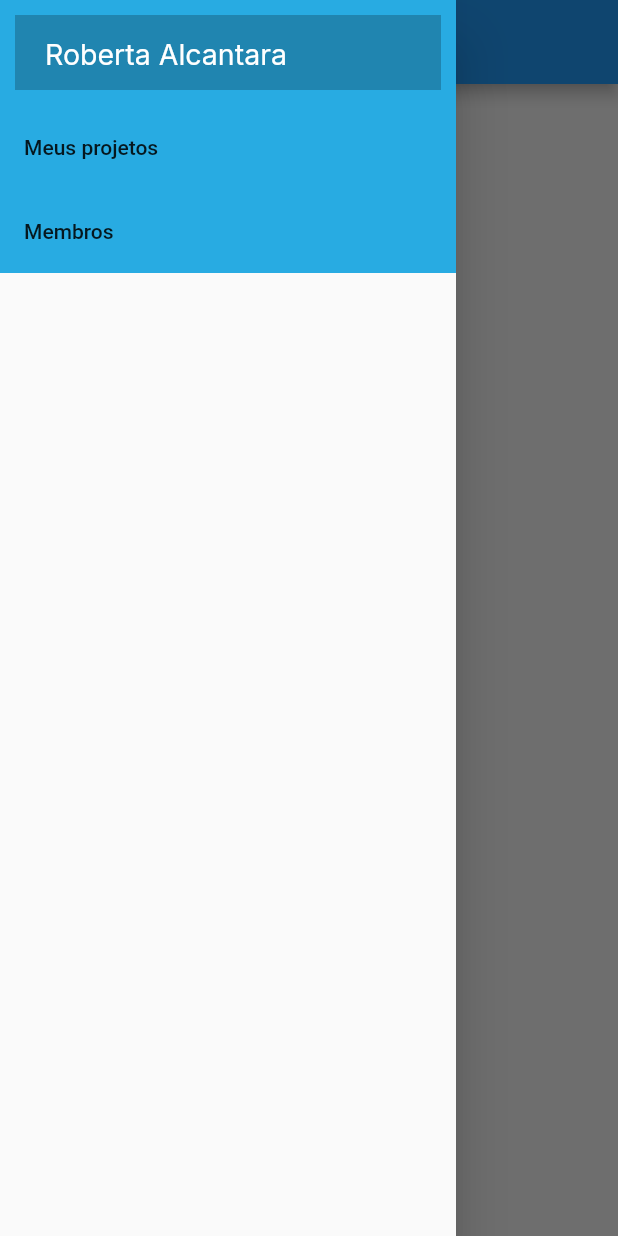
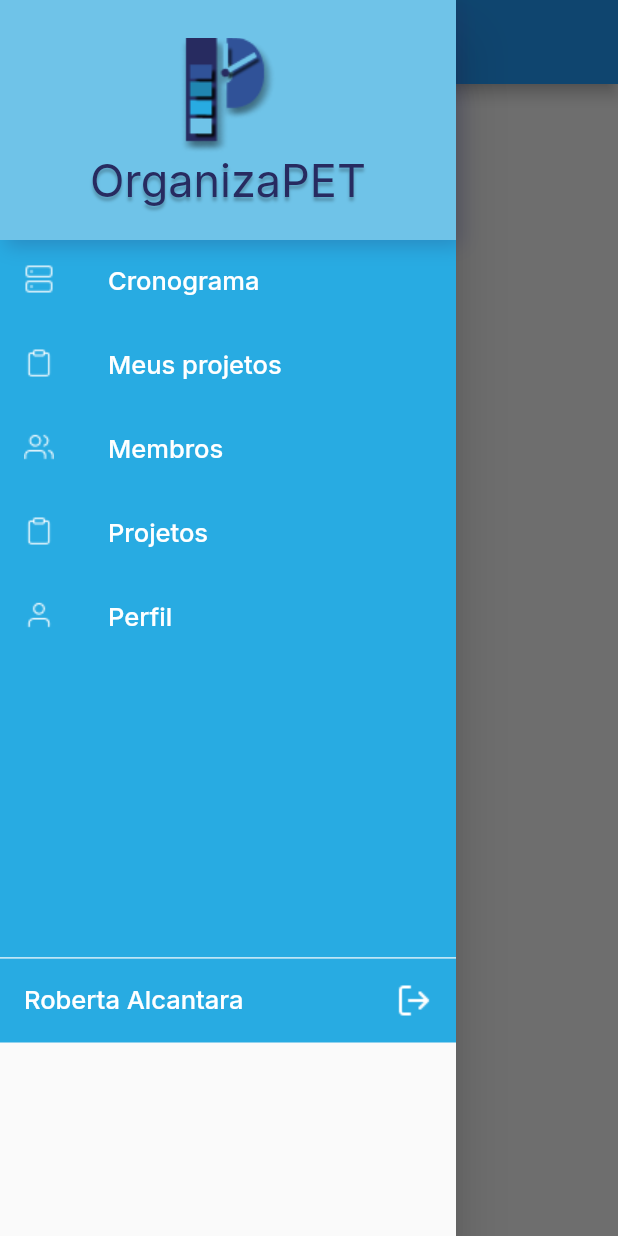
Before and after one commit to MahatKC/organizapet, a Flutter app: the screen it shows after launch, with the side drawer open, on a phone screen of 412 x 824 dp. Run offline on Flutter 3.47's test engine with Material 2 defaults, Android fonts, the phone set to English and light mode, and no system bars; our stand-ins replace cloud_firestore, firebase_auth, firebase_core, google_fonts; accounts and stored records are empty.

Commit message:
menu sanduiche completo

```diff
--- a/organizapet/lib/shared/themes/app_images.dart
+++ b/organizapet/lib/shared/themes/app_images.dart
@@ -18,4 +18,6 @@ class AppImages {
   static const membros = "assets/images/membros.png";
   static const cronograma = "assets/images/cronograma.png";
   static const usuarioBranco = "assets/images/usuario_branco.png";
+  static const logoMenor = "assets/images/logo_menor.png";
+  static const sair = "assets/images/logout.png";
 }
--- a/organizapet/lib/shared/themes/app_text_styles.dart
+++ b/organizapet/lib/shared/themes/app_text_styles.dart
@@ -52,8 +52,21 @@ class TextStyles {
     color: AppColors.infoBox,
   );
 
-  static final userMenu = GoogleFonts.inter(
-    fontSize: 19,
+  static final nameAppMenu = GoogleFonts.inter(
+    fontSize: 30,
+    color: AppColors.nameApp,
+    shadows: [
+        Shadow(
+          blurRadius: 2,
+          color: Colors.black.withOpacity(0.25),
+          offset: Offset(0, 3),
+        )
+      ]
+  );
+
+  static final textItemMenu = GoogleFonts.inter(
+    fontSize: 17,
     color: Colors.white,
+
   );
 }
--- a/organizapet/lib/shared/widgets/menu/menuSanduiche.dart
+++ b/organizapet/lib/shared/widgets/menu/menuSanduiche.dart
@@ -14,23 +14,88 @@ class MenuSanduiche extends StatelessWidget {
         padding: EdgeInsets.zero,
         children: <Widget>[
           Container(
-           height: 70,
-            decoration: BoxDecoration(color: AppColors.button, border: Border.all(color: AppColors.barraMenu, width: 10)),
-            child: Padding(
-              padding: const EdgeInsets.only(top: 15, left: 20),
-              child: Text("Roberta Alcantara", style: TextStyles.userMenu,),
-            )
+              height: 160,
+              decoration:
+                  BoxDecoration(color: AppColors.boxListBorder, boxShadow: [
+                BoxShadow(
+                    blurRadius: 10,
+                    color: AppColors.nameApp.withOpacity(0.25),
+                    offset: Offset(4, 4)),
+              ]),
+              child: Padding(
+                padding: const EdgeInsets.only(top: 25, bottom: 20),
+                child: Column(
+                  children: [
+                    Image.asset(AppImages.logoMenor),
+                    Text("OrganizaPET", style: TextStyles.nameAppMenu),
+                  ],
+                ),
+              )),
+          ListTile(
+            tileColor: AppColors.barraMenu,
+            leading: Image.asset(AppImages.cronograma),
+            title: Text(
+              'Cronograma',
+              style: TextStyles.textItemMenu,
+            ),
+            selectedTileColor: AppColors.boxListBorder,
+            onTap: () {},
           ),
           ListTile(
-            //leading: Image.asset(AppImages.projeto),
-            title: Text('Meus projetos'),
+            leading: Image.asset(AppImages.projeto),
+            title: Text(
+              'Meus projetos',
+              style: TextStyles.textItemMenu,
+            ),
             tileColor: AppColors.barraMenu,
+            selectedTileColor: AppColors.boxListBorder,
             onTap: () {},
           ),
           ListTile(
             tileColor: AppColors.barraMenu,
-            //leading: Image.asset(AppImages.membros),
-            title: Text('Membros'),
+            leading: Image.asset(AppImages.membros),
+            title: Text(
+              'Membros',
+              style: TextStyles.textItemMenu,
+            ),
+            selectedTileColor: AppColors.boxListBorder,
+            onTap: () {},
+          ),
+          ListTile(
+            leading: Image.asset(AppImages.projeto),
+            title: Text(
+              'Projetos',
+              style: TextStyles.textItemMenu,
+            ),
+            tileColor: AppColors.barraMenu,
+            selectedTileColor: AppColors.boxListBorder,
+            onTap: () {},
+          ),
+          ListTile(
+            tileColor: AppColors.barraMenu,
+            leading: Image.asset(AppImages.usuarioBranco),
+            title: Text(
+              'Perfil',
+              style: TextStyles.textItemMenu,
+            ),
+            selectedTileColor: AppColors.boxListBorder,
+            onTap: () {},
+          ),
+          Container(
+            height: 199,
+            decoration: BoxDecoration(
+                color: AppColors.barraMenu,
+                border: Border(
+                    bottom: BorderSide(color: Colors.white70, width: 1))),
+          ),
+          ListTile(
+            tileColor: AppColors.barraMenu,
+            trailing: Image.asset(AppImages.sair),
+            selectedTileColor: AppColors.boxListBorder,
+            title: Text(
+              'Roberta Alcantara',
+              style: TextStyles.textItemMenu,
+            ),
             onTap: () {},
           ),
         ],
```
Also changed, not shown: organizapet/assets/images/logo_menor.png (added), organizapet/assets/images/logout.png (added).
